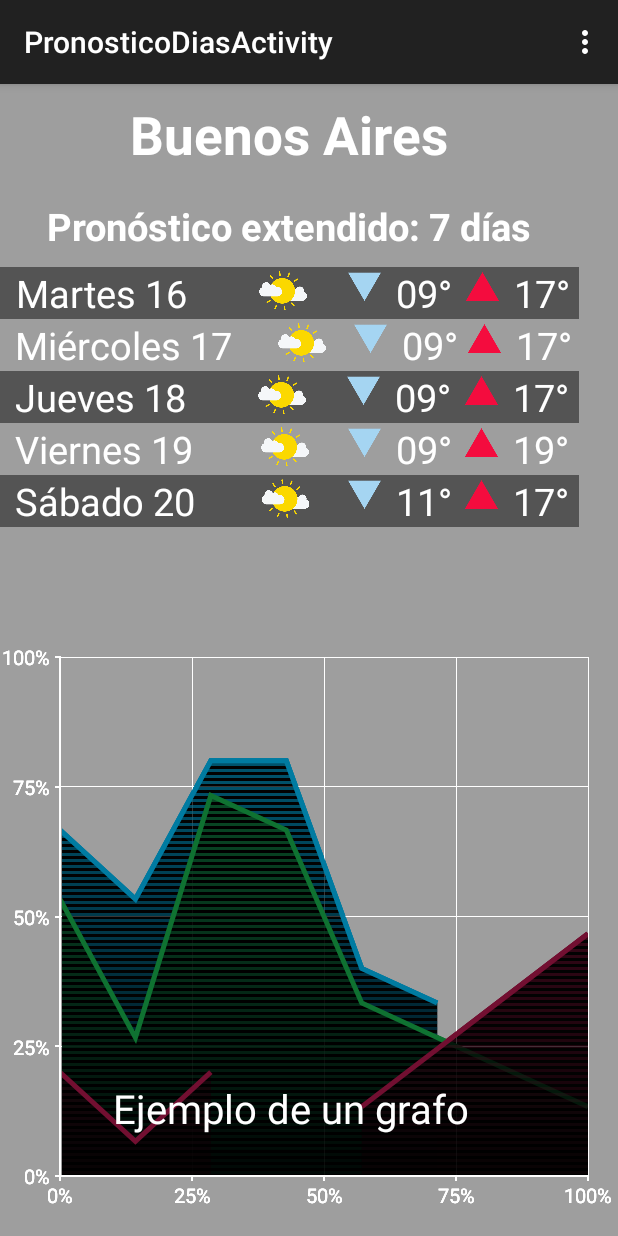
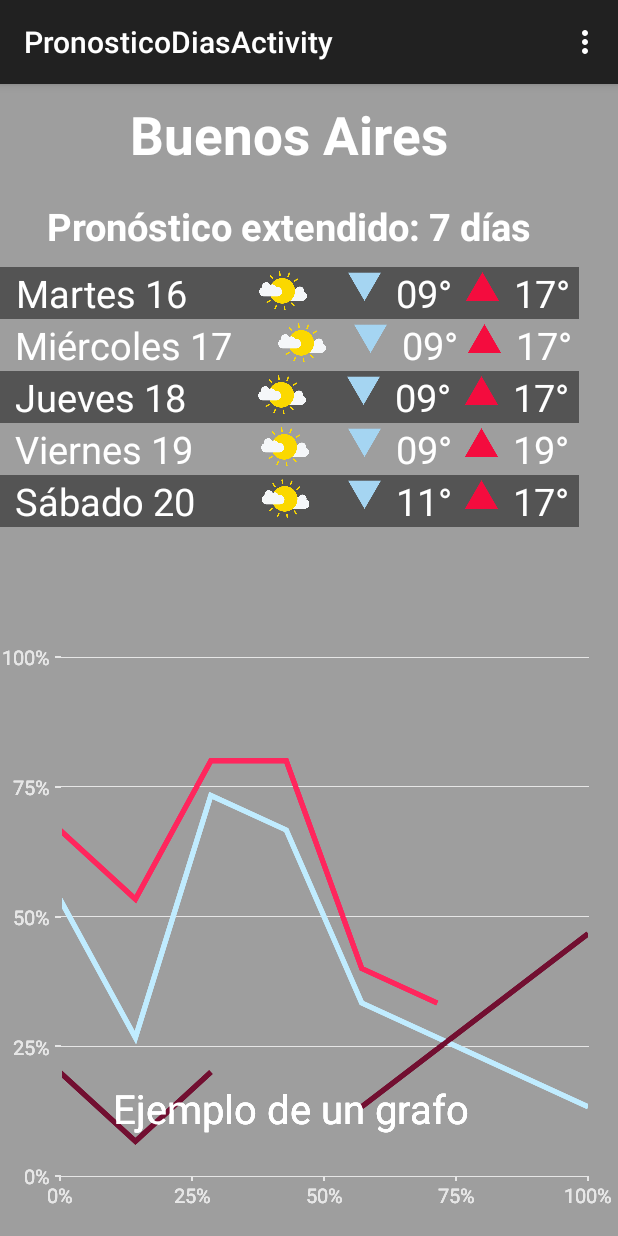
Before and after one commit to gylgroup/SMN_git, an Android app: the PronosticoDiasActivity screen opened directly, with no data from a screen before it, on a phone screen of 412 x 824 dp. Run offline under Robolectric (Android 15) with nearby library versions, the phone set to English and light mode, and no system bars; network calls fail.

Commit message:
main activity dinámico

```diff
--- a/app/src/main/java/com/example/smn/smn/AreaGraphView.java
+++ b/app/src/main/java/com/example/smn/smn/AreaGraphView.java
@@ -63,7 +63,7 @@ public class AreaGraphView extends GraphView {
         mLinePaint.setStyle(Paint.Style.STROKE);
 
         // Ensure you can see the gridlines behind the graph area, but only just
-        mBackgroundPaint.setAlpha(200);
+        mBackgroundPaint.setAlpha(0);
 
         String bitmapColoursString = attributes.getAttributeValue(customSchemaLocation, "graph_shaded_area_colours");
         if (bitmapColoursString == null) bitmapColoursString = "FF007ba1; FF007ba1; FF007ba1; 00007ba1; 00007ba1; 00007ba1";
@@ -87,7 +87,7 @@ public class AreaGraphView extends GraphView {
                 int[] barBitmapColours = {setColour, setColour, setColour, 00000000, 00000000, 00000000};
                 Bitmap barShaderBitmap = Bitmap.createBitmap(barBitmapColours, 0, 1, 1, 6, Bitmap.Config.ARGB_8888);
                 bandShader = new BitmapShader(barShaderBitmap, Shader.TileMode.CLAMP, Shader.TileMode.REPEAT);
-                gradientShader = new LinearGradient(0, 0, 0, graphHeight, 0xCCffffff , 0x11ffffff, Shader.TileMode.CLAMP);
+                gradientShader = new LinearGradient(0, 0, 0, graphHeight, 0x00ffffff , 0x00ffffff, Shader.TileMode.CLAMP);
                 compositeShader = new ComposeShader(bandShader, gradientShader, PorterDuff.Mode.MULTIPLY);
                 mAscendingPaint.setShader(compositeShader);
             } catch (IndexOutOfBoundsException e) {
@@ -125,7 +125,7 @@ public class AreaGraphView extends GraphView {
             mGradientPath.lineTo(startCoordinates[0], mTopPadding + graphHeight);
             mGradientPath.lineTo(startCoordinates[0], startCoordinates[1]);
 
-            gradientShader = new LinearGradient(0, 0, 0, graphHeight, 0xCCffffff , 0x11ffffff, Shader.TileMode.CLAMP);
+            gradientShader = new LinearGradient(0, 0, 0, graphHeight, 0x00ffffff , 0x00ffffff, Shader.TileMode.CLAMP);
             compositeShader = new ComposeShader(bandShader, gradientShader, PorterDuff.Mode.MULTIPLY);
 
             mAscendingPaint.setShader(compositeShader);
--- a/app/src/main/java/com/example/smn/smn/GraphView.java
+++ b/app/src/main/java/com/example/smn/smn/GraphView.java
@@ -98,7 +98,8 @@ public abstract class GraphView extends View {
     protected float mOverlay2XPos;
     protected float mOverlay2YPos;
 
-    protected int[] mDataSetColours = {0xFF007ba1, 0xFF0f7231, 0xFF720f31};
+    //protected int[] mDataSetColours = {0xFF007ba1, 0xFF0f7231, 0xFF720f31};
+    protected int[] mDataSetColours = {0xFFFF265D, 0xffc0ecff, 0xFF720f31};
 
     //---------- XML ----------\\
     // Used to read custom graph layout
@@ -196,20 +197,20 @@ public abstract class GraphView extends View {
         mXAxisLabelOffset = attributes.getAttributeFloatValue(customSchemaLocation, "graph_x_axis_label_offset", 0.0f);
         mYAxisLabelOffset = attributes.getAttributeFloatValue(customSchemaLocation, "graph_y_axis_label_offset", 0.0f);
 
-        mAxisLabelPaint.setColor(attributes.getAttributeIntValue(customSchemaLocation, "graph_axis_label_colour", 0xFFFFFFFF));
+        mAxisLabelPaint.setColor(attributes.getAttributeIntValue(customSchemaLocation, "graph_axis_label_colour", 0xFFE6E6E6));
         mAxisLabelTextSize = attributes.getAttributeFloatValue(customSchemaLocation, "graph_axis_label_text_size", 20.0f);
         mAxisLabelPaint.setTextSize(mAxisLabelTextSize);
         mAxisLabelPaint.setAntiAlias(attributes.getAttributeBooleanValue(customSchemaLocation, "graph_axis_label_anti_alias", true));
 
         mBackgroundPaint.setColor(attributes.getAttributeIntValue("http://schemas.android.com/apk/res/android", "background",0x00000000));
 
-        mAxesPaint.setColor(attributes.getAttributeIntValue(customSchemaLocation, "graph_axes_colour", 0xFFFFFFFF));
+        mAxesPaint.setColor(attributes.getAttributeIntValue(customSchemaLocation, "graph_axes_colour", 0xFFE6E6E6));
         mAxesPaint.setTextSize(attributes.getAttributeFloatValue(customSchemaLocation, "graph_axes_text_size", 20.0f));
         mAxesPaintAntiAlias = attributes.getAttributeBooleanValue(customSchemaLocation, "graph_axes_anti_alias", true);
         mAxesPaint.setAntiAlias(mAxesPaintAntiAlias);
         mAxesPaint.setStrokeWidth(attributes.getAttributeFloatValue(customSchemaLocation, "graph_axes_stroke_width", 2.0f));
 
-        mGridlinesPaint.setColor(attributes.getAttributeIntValue(customSchemaLocation, "graph_gridlines_colour", 0xFFFFFFFF));
+        mGridlinesPaint.setColor(attributes.getAttributeIntValue(customSchemaLocation, "graph_gridlines_colour", 0xFFE6E6E6));
         mGridlinesPaint.setAntiAlias(attributes.getAttributeBooleanValue(customSchemaLocation, "graph_gridlines_anti_alias", false));
         mGridlinesPaint.setStrokeWidth(attributes.getAttributeFloatValue(customSchemaLocation, "graph_gridlines_stroke_width", 1.0f));
         mGridlinesPaint.setStrokeCap(Paint.Cap.SQUARE);
@@ -554,10 +555,10 @@ public abstract class GraphView extends View {
             gridlinePath.moveTo(mLeftPadding, mTopPadding + (1.00f - mYAxisLabelPositions[i]) * graphHeight);
             gridlinePath.lineTo(mLeftPadding + graphWidth, mTopPadding + (1.00f - mYAxisLabelPositions[i]) * graphHeight);
         }
-        for (int i = 0; i < mXAxisLabelPositions.length; i++) {
+        /*for (int i = 0; i < mXAxisLabelPositions.length; i++) {
             gridlinePath.moveTo(mLeftPadding + (mXAxisLabelPositions[i]) * graphWidth, mTopPadding);
             gridlinePath.lineTo(mLeftPadding + (mXAxisLabelPositions[i]) * graphWidth, mTopPadding + graphHeight);
-        }
+        }*/
 
         canvas.drawPath(gridlinePath, mGridlinesPaint);
     }
@@ -572,7 +573,7 @@ public abstract class GraphView extends View {
         axesPath.lineTo(mLeftPadding + graphWidth + mGridlinesPaint.getStrokeWidth() / 2, mTopPadding + graphHeight);
         mAxesPaint.setStyle(Paint.Style.STROKE);
         mAxesPaint.setAntiAlias(false);
-        canvas.drawPath(axesPath, mAxesPaint);
+        //canvas.drawPath(axesPath, mAxesPaint);
         mAxesPaint.setAntiAlias(mAxesPaintAntiAlias);
         mAxesPaint.setStyle(Paint.Style.FILL);
 
--- a/app/src/main/res/layout/main_ciudad_pronostico.xml
+++ b/app/src/main/res/layout/main_ciudad_pronostico.xml
@@ -220,10 +220,10 @@
                 android:background="#ff2b2b2b"
                 android:id="@+id/grafico_temperaturas"
                 android:layout_width="wrap_content"
-                android:layout_marginTop="20dip"
                 android:layout_height="200dip"/>
 
 
             </LinearLayout>
+
     </ScrollView>
 </LinearLayout>
```
Also changed, not shown: app/src/main/java/com/example/smn/smn/MainActivity.java (+50 -26 lines).
